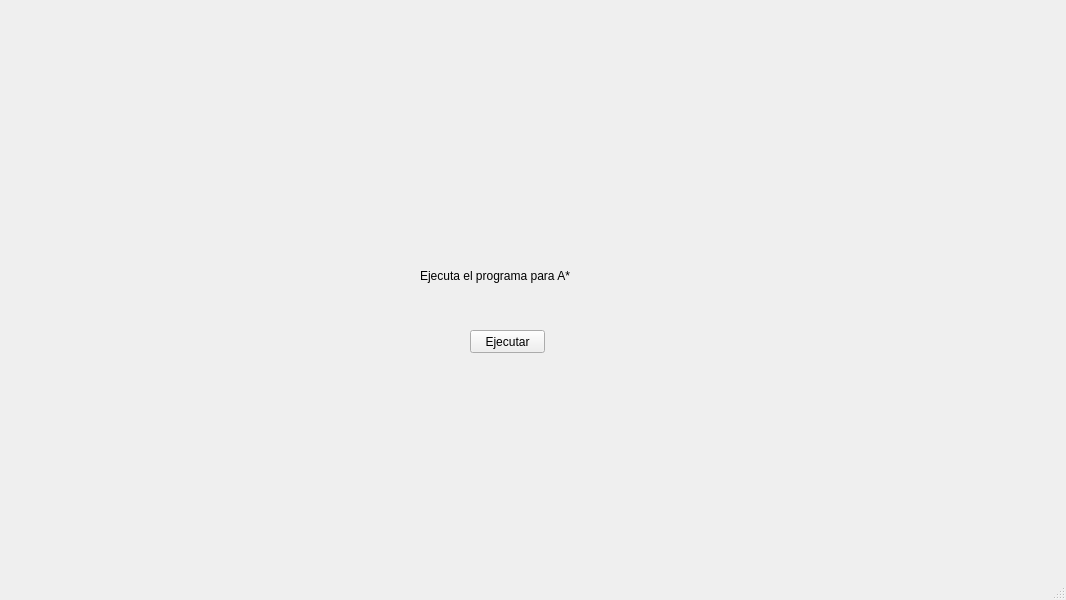
Above: framework/ventana.ui from sergioinf/TFG_Pathfinding before the change. Below: the same form after it.
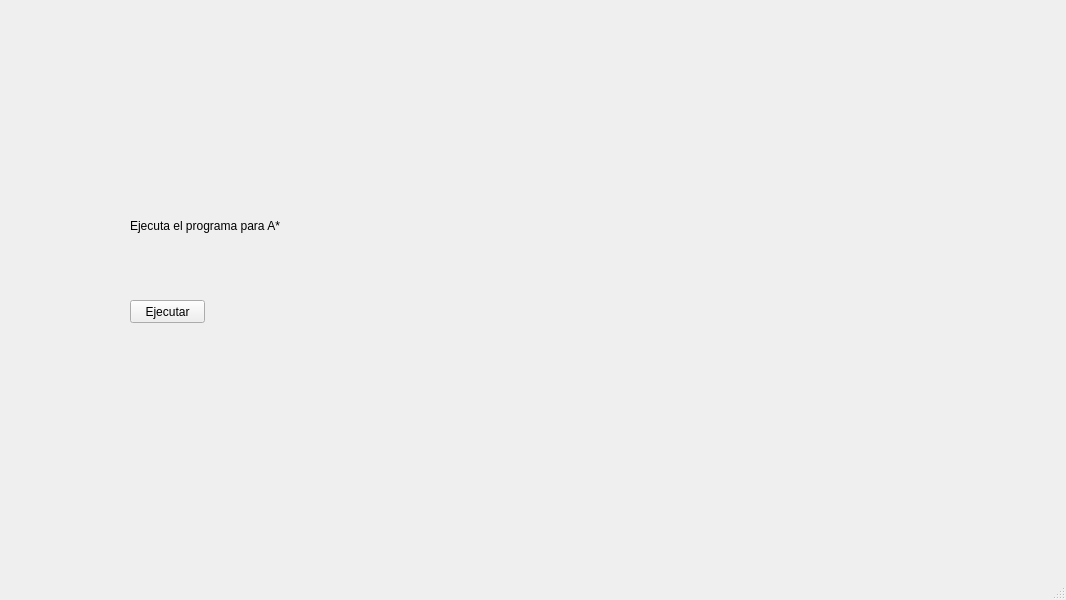
That is the form after the change.

Patch:
```diff
--- a/framework/ventana.ui
+++ b/framework/ventana.ui
@@ -17,8 +17,8 @@
    <widget class="QPushButton" name="pushButton">
     <property name="geometry">
      <rect>
-      <x>470</x>
-      <y>330</y>
+      <x>130</x>
+      <y>300</y>
       <width>75</width>
       <height>23</height>
      </rect>
@@ -30,8 +30,8 @@
    <widget class="QLabel" name="label">
     <property name="geometry">
      <rect>
-      <x>420</x>
-      <y>240</y>
+      <x>130</x>
+      <y>190</y>
       <width>231</width>
       <height>71</height>
      </rect>
@@ -40,6 +40,19 @@
      <string>Ejecuta el programa para A*</string>
     </property>
    </widget>
+   <widget class="QLabel" name="imagen">
+    <property name="geometry">
+     <rect>
+      <x>520</x>
+      <y>20</y>
+      <width>512</width>
+      <height>512</height>
+     </rect>
+    </property>
+    <property name="text">
+     <string/>
+    </property>
+   </widget>
   </widget>
   <widget class="QMenuBar" name="menubar">
    <property name="geometry">
```
